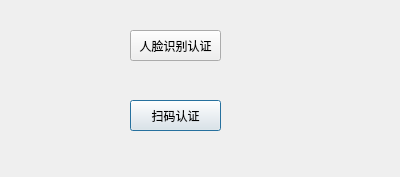
Qt form ProcessMonitor/VerificationDlg.ui (yangkun1201/ProcessMonitorClient) before a commit.
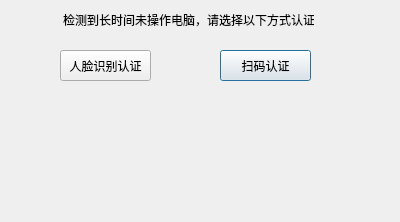
The same form after that commit.

The edit to the form file:
```diff
--- a/ProcessMonitor/VerificationDlg.ui
+++ b/ProcessMonitor/VerificationDlg.ui
@@ -7,7 +7,7 @@
     <x>0</x>
     <y>0</y>
     <width>400</width>
-    <height>177</height>
+    <height>222</height>
    </rect>
   </property>
   <property name="windowTitle">
@@ -16,8 +16,8 @@
   <widget class="QPushButton" name="ver_qr">
    <property name="geometry">
     <rect>
-     <x>130</x>
-     <y>100</y>
+     <x>220</x>
+     <y>50</y>
      <width>91</width>
      <height>31</height>
     </rect>
@@ -29,8 +29,8 @@
   <widget class="QPushButton" name="ver_face">
    <property name="geometry">
     <rect>
-     <x>130</x>
-     <y>30</y>
+     <x>60</x>
+     <y>50</y>
      <width>91</width>
      <height>31</height>
     </rect>
@@ -39,6 +39,32 @@
     <string>人脸识别认证</string>
    </property>
   </widget>
+  <widget class="QLabel" name="label">
+   <property name="geometry">
+    <rect>
+     <x>63</x>
+     <y>10</y>
+     <width>251</width>
+     <height>20</height>
+    </rect>
+   </property>
+   <property name="text">
+    <string>检测到长时间未操作电脑，请选择以下方式认证</string>
+   </property>
+  </widget>
+  <widget class="QLabel" name="message">
+   <property name="geometry">
+    <rect>
+     <x>130</x>
+     <y>90</y>
+     <width>121</width>
+     <height>61</height>
+    </rect>
+   </property>
+   <property name="text">
+    <string/>
+   </property>
+  </widget>
  </widget>
  <layoutdefault spacing="6" margin="11"/>
  <resources/>
```
